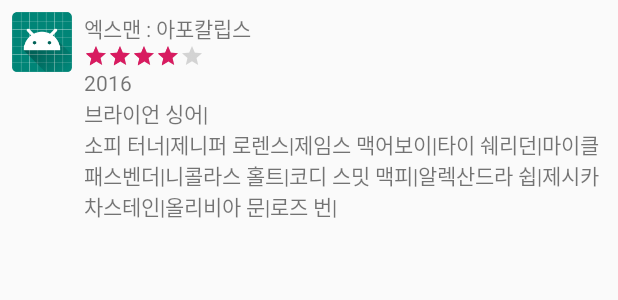
After one commit to deadlykitten-dev/boost-camp, an Android app: the layout item_list_movie.xml on its own in the app's theme, with its tools: preview values and no code run, on a phone screen of 412 x 824 dp. The commit adds this screen. Shown: the top 300 px of the screen. Run offline under Robolectric (Android 15) with nearby library versions, the phone set to English and light mode, and no system bars.

Commit message:
feature list-movie #1
##추가사항
RecyclerVIew- BaseRecyclerViewAdapter, BaseViewHolder 추가
RecyclerView Item : item_list_movie.xml 추가

kapt android.databinding:compiler 추가
BindingAdapters 추가

스타일 -
ratingBar 추가

라이브러리 -
glide 추가

##변경사항
androidx 로 마이그레이션
koin:koin-android-viewModel 에서 koin:koin-androidx-viewModel로 변경
레포지토리에서 onSuccess시 Response대신 List<Movie> 반환

```diff
--- a/app/src/main/java/com/kestrel9/android/boostcamp/data/SearchDataSource.kt
+++ b/app/src/main/java/com/kestrel9/android/boostcamp/data/SearchDataSource.kt
@@ -1,6 +1,6 @@
 package com.kestrel9.android.boostcamp.data
 
-import com.kestrel9.android.boostcamp.network.MovieResponse
+import com.kestrel9.android.boostcamp.network.Movie
 
 /**
  * BoostCamp
@@ -12,7 +12,7 @@ import com.kestrel9.android.boostcamp.network.MovieResponse
 interface SearchDataSource {
     fun getMovie(
             query: String,
-            success: (movieResponse: MovieResponse) -> Unit,
+            success: (listMovie: List<Movie>) -> Unit,
             failed: (errorCode: String) -> Unit
     )
 }
--- a/app/src/main/java/com/kestrel9/android/boostcamp/di/AppModules.kt
+++ b/app/src/main/java/com/kestrel9/android/boostcamp/di/AppModules.kt
@@ -7,7 +7,7 @@ import com.kestrel9.android.boostcamp.network.SearchMovieApi
 import com.kestrel9.android.boostcamp.searchMovie.SearchModelViewModel
 import okhttp3.OkHttpClient
 import okhttp3.logging.HttpLoggingInterceptor
-import org.koin.android.viewmodel.ext.koin.viewModel
+import org.koin.androidx.viewmodel.ext.koin.viewModel
 import org.koin.dsl.module.Module
 import org.koin.dsl.module.module
 import retrofit2.Retrofit
--- a/app/src/main/java/com/kestrel9/android/boostcamp/searchMovie/SearchMovieActivity.kt
+++ b/app/src/main/java/com/kestrel9/android/boostcamp/searchMovie/SearchMovieActivity.kt
@@ -5,7 +5,7 @@ import com.kestrel9.android.boostcamp.R
 import com.kestrel9.android.boostcamp.base.BaseActivity
 import com.kestrel9.android.boostcamp.databinding.ActivitySearchMovieBinding
 import com.kestrel9.android.boostcamp.util.replaceFragmentInActivity
-import org.koin.android.viewmodel.ext.android.viewModel
+import org.koin.androidx.viewmodel.ext.android.viewModel
 
 class SearchMovieActivity : BaseActivity<ActivitySearchMovieBinding>(R.layout.activity_search_movie) {
 
--- a/app/src/main/res/layout/activity_search_movie.xml
+++ b/app/src/main/res/layout/activity_search_movie.xml
@@ -12,7 +12,7 @@
 
     </data>
 
-    <android.support.constraint.ConstraintLayout
+    <androidx.constraintlayout.widget.ConstraintLayout
         android:layout_width="match_parent"
         android:layout_height="match_parent"
         tools:context=".searchMovie.SearchMovieActivity">
@@ -44,5 +44,5 @@
             app:layout_constraintBottom_toBottomOf="parent"
             app:layout_constraintTop_toBottomOf="@+id/ll_search_bar" />
 
-    </android.support.constraint.ConstraintLayout>
+    </androidx.constraintlayout.widget.ConstraintLayout>
 </layout>
--- /dev/null
+++ b/app/src/main/res/layout/item_list_movie.xml
@@ -0,0 +1,74 @@
+<?xml version="1.0" encoding="utf-8"?>
+
+<layout xmlns:android="http://schemas.android.com/apk/res/android"
+    xmlns:app="http://schemas.android.com/apk/res-auto"
+    xmlns:tools="http://schemas.android.com/tools">
+
+    <data>
+
+        <variable
+            name="movie"
+            type="com.kestrel9.android.boostcamp.network.Movie" />
+
+    </data>
+
+    <androidx.constraintlayout.widget.ConstraintLayout
+        android:layout_width="match_parent"
+        android:layout_height="wrap_content">
+
+        <ImageView
+            android:id="@+id/imageView"
+            imageUrl="@{movie.image}"
+            android:layout_width="40dp"
+            android:layout_height="40dp"
+            android:layout_marginStart="8dp"
+            android:layout_marginTop="8dp"
+            app:layout_constraintStart_toStartOf="parent"
+            app:layout_constraintTop_toTopOf="parent"
+            tools:ignore="ContentDescription"
+            tools:src="@mipmap/ic_launcher" />
+
+        <LinearLayout
+            android:layout_width="0dp"
+            android:layout_height="wrap_content"
+            android:layout_marginStart="8dp"
+            android:layout_marginTop="8dp"
+            android:layout_marginEnd="8dp"
+            android:orientation="vertical"
+            app:layout_constraintEnd_toEndOf="parent"
+            app:layout_constraintStart_toEndOf="@+id/imageView"
+            app:layout_constraintTop_toTopOf="parent">
+
+            <TextView
+                android:layout_width="match_parent"
+                android:layout_height="wrap_content"
+                android:text="@{movie.title}"
+                tools:text="엑스맨 : 아포칼립스" />
+
+            <RatingBar
+                style="@style/Widget.Movie.RatingBar.Small"
+                tools:rating="4.1" />
+
+            <TextView
+                android:layout_width="match_parent"
+                android:layout_height="wrap_content"
+                android:text="@{movie.pubDate}"
+                tools:text="2016" />
+
+            <TextView
+                android:layout_width="match_parent"
+                android:layout_height="wrap_content"
+                android:text="@{movie.director}"
+                tools:text="브라이언 싱어|" />
+
+            <TextView
+                android:layout_width="match_parent"
+                android:layout_height="wrap_content"
+                android:text="@{movie.actor}"
+                tools:text="소피 터너|제니퍼 로렌스|제임스 맥어보이|타이 쉐리던|마이클 패스벤더|니콜라스 홀트|코디 스밋 맥피|알렉산드라 쉽|제시카 차스테인|올리비아 문|로즈 번|" />
+
+        </LinearLayout>
+
+
+    </androidx.constraintlayout.widget.ConstraintLayout>
+</layout>
--- a/app/src/main/res/values/styles.xml
+++ b/app/src/main/res/values/styles.xml
@@ -8,4 +8,13 @@
         <item name="colorAccent">@color/colorAccent</item>
     </style>
 
+    <style name="Widget.Movie.RatingBar.Small" parent="android:Widget.Material.RatingBar.Small">
+        <item name="android:layout_width">wrap_content</item>
+        <item name="android:layout_height">wrap_content</item>
+        <item name="android:isIndicator">false</item>
+        <item name="android:numStars">5</item>
+        <item name="android:stepSize">0.5</item>
+        <item name="android:max">6</item>
+    </style>
+
 </resources>
--- a/gradle.properties
+++ b/gradle.properties
@@ -13,3 +13,5 @@ org.gradle.jvmargs=-Xmx1536m
 # org.gradle.parallel=true
 # Kotlin code style for this project: "official" or "obsolete":
 kotlin.code.style=official
+android.useAndroidX=true
+android.enableJetifier=true
```
Also changed, not shown: app/build.gradle (+17 -9 lines), app/src/main/java/com/kestrel9/android/boostcamp/base/BaseActivity.kt (+4 -4 lines), app/src/main/java/com/kestrel9/android/boostcamp/base/BaseFragment.kt (+4 -4 lines), app/src/main/java/com/kestrel9/android/boostcamp/base/BaseRecyclerViewAdapter.kt (added, +55 -0 lines), app/src/main/java/com/kestrel9/android/boostcamp/base/BaseViewHolder.kt (added, +38 -0 lines), app/src/main/java/com/kestrel9/android/boostcamp/data/SearchRepository.kt (+8 -3 lines), app/src/main/java/com/kestrel9/android/boostcamp/searchMovie/SearchModelViewModel.kt (+5 -5 lines), app/src/main/java/com/kestrel9/android/boostcamp/searchMovie/SearchMovieFragment.kt (+10 -1 lines), app/src/main/java/com/kestrel9/android/boostcamp/util/AppCompatActivityExt.kt (+5 -5 lines), app/src/main/java/com/kestrel9/android/boostcamp/util/BindingAdapters.kt (added, +33 -0 lines), app/src/main/res/layout/fragment_search_movie.xml (+11 -9 lines), build.gradle (+9 -5 lines).
